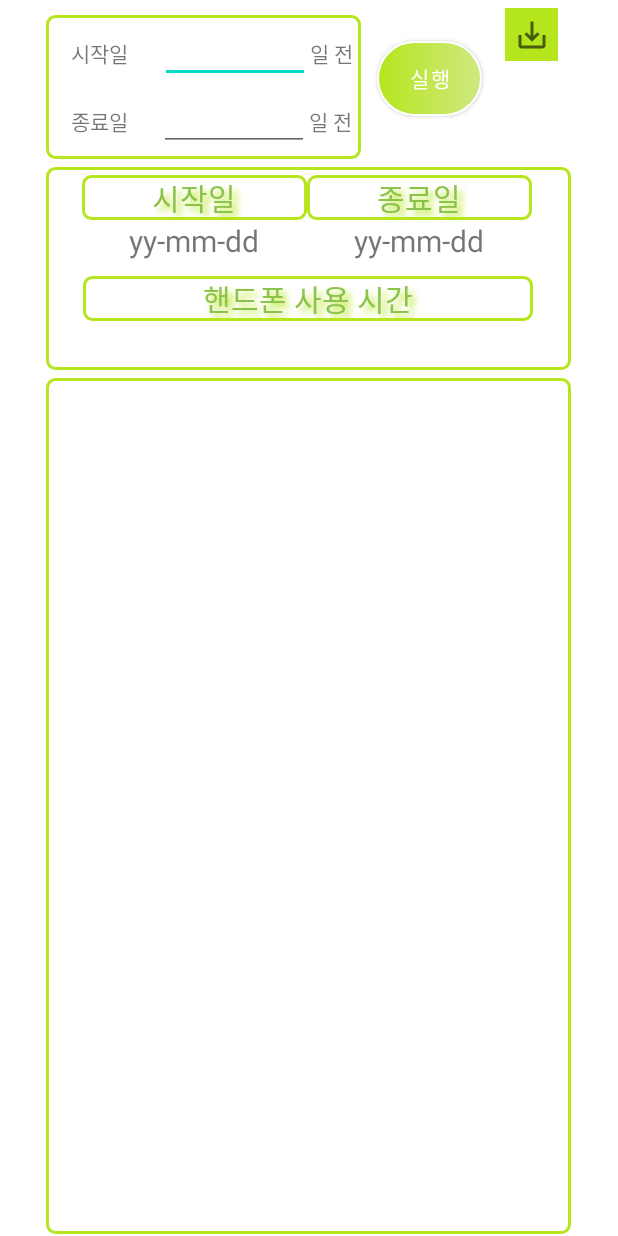
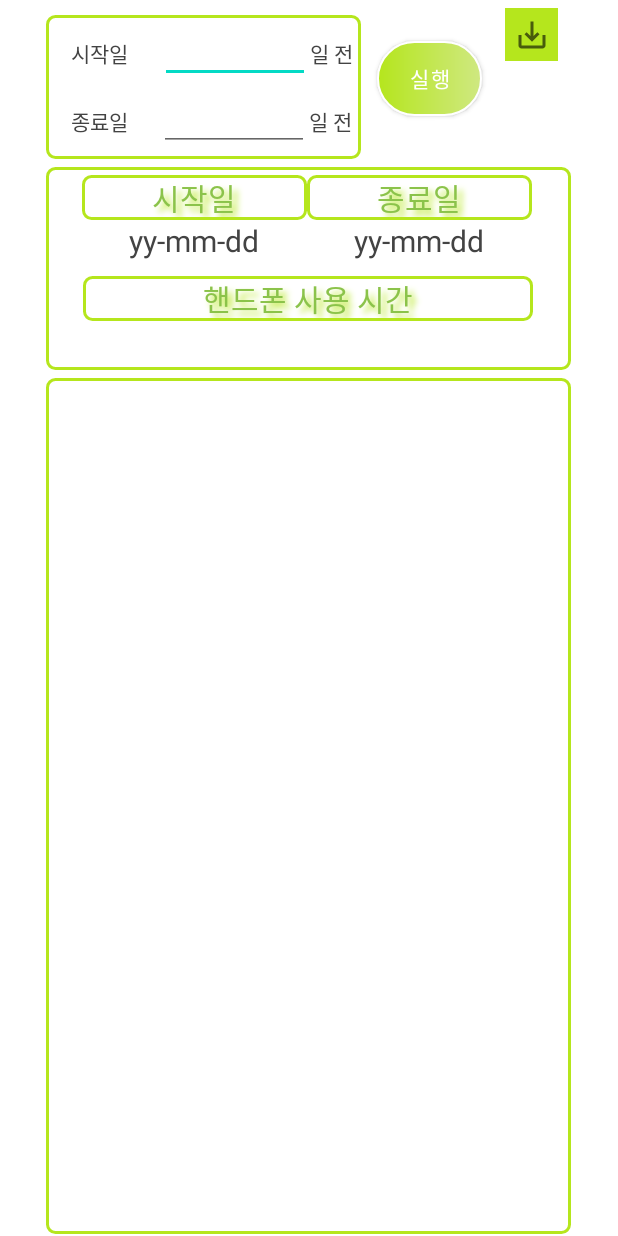
Before and after one commit to kshhub/BenchMark, an Android app: the layout activity_user.xml on its own in the app's theme, with its tools: preview values and no code run, on a phone screen of 412 x 824 dp. Run offline under Robolectric (Android 15) with nearby library versions, the phone set to English and light mode, and no system bars.

Commit message:
Debug dark mode

```diff
--- a/app/src/main/res/layout/activity_stats.xml
+++ b/app/src/main/res/layout/activity_stats.xml
@@ -24,6 +24,7 @@
             android:layout_marginStart="20dp"
             android:layout_marginLeft="20dp"
             android:text="Seq\nWrite"
+            android:textColor="#434343"
             android:textSize="12sp" />
 
         <RadioButton
@@ -33,6 +34,7 @@
             android:layout_marginStart="20dp"
             android:layout_marginLeft="20dp"
             android:text="Seq\nRead"
+            android:textColor="#434343"
             android:textSize="12sp" />
 
         <RadioButton
@@ -42,6 +44,7 @@
             android:layout_marginStart="20dp"
             android:layout_marginLeft="20dp"
             android:text="Rand\nWrite"
+            android:textColor="#434343"
             android:textSize="12sp" />
 
         <RadioButton
@@ -51,6 +54,7 @@
             android:layout_marginStart="20dp"
             android:layout_marginLeft="20dp"
             android:text="Rand\nRead"
+            android:textColor="#434343"
             android:textSize="12sp" />
 
     </RadioGroup>
@@ -73,6 +77,7 @@
         android:background="@drawable/edge"
         android:gravity="center"
         android:text="위 통계는 항목 별 \n 최근 기록 7개를 보여줍니다."
+        android:textColor="#434343"
         android:textSize="18sp"
         app:layout_constraintBottom_toBottomOf="parent"
         app:layout_constraintHorizontal_bias="0.002"
--- a/app/src/main/res/layout/activity_user.xml
+++ b/app/src/main/res/layout/activity_user.xml
@@ -40,7 +40,8 @@
                     android:layout_marginLeft="5dp"
                     android:layout_marginEnd="5dp"
                     android:gravity="center"
-                    android:text="시작일" />
+                    android:text="시작일"
+                    android:textColor="#434343" />
 
                 <EditText
                     android:id="@+id/editTextBegin"
@@ -50,6 +51,7 @@
                     android:layout_marginLeft="5dp"
                     android:ems="5"
                     android:inputType="number"
+                    android:textColor="#434343"
                     android:textSize="14sp" />
 
                 <TextView
@@ -60,7 +62,8 @@
                     android:layout_marginEnd="5dp"
                     android:layout_marginRight="5dp"
                     android:layout_weight="1"
-                    android:text="일 전" />
+                    android:text="일 전"
+                    android:textColor="#434343" />
 
             </LinearLayout>
 
@@ -79,7 +82,8 @@
                     android:layout_marginLeft="5dp"
                     android:layout_marginEnd="10dp"
                     android:gravity="center"
-                    android:text="종료일" />
+                    android:text="종료일"
+                    android:textColor="#434343" />
 
                 <EditText
                     android:id="@+id/editTextEnd"
@@ -87,6 +91,7 @@
                     android:layout_height="40dp"
                     android:ems="5"
                     android:inputType="number"
+                    android:textColor="#434343"
                     android:textSize="14sp" />
 
                 <TextView
@@ -97,7 +102,8 @@
                     android:layout_marginEnd="5dp"
                     android:layout_marginRight="5dp"
                     android:layout_weight="1"
-                    android:text="일 전" />
+                    android:text="일 전"
+                    android:textColor="#434343" />
 
             </LinearLayout>
 
@@ -196,6 +202,7 @@
                 android:layout_marginRight="8dp"
                 android:gravity="center"
                 android:text="yy-mm-dd"
+                android:textColor="#434343"
                 android:textSize="20sp" />
 
             <TextView
@@ -204,6 +211,7 @@
                 android:layout_height="wrap_content"
                 android:gravity="center"
                 android:text="yy-mm-dd"
+                android:textColor="#434343"
                 android:textSize="20sp" />
         </LinearLayout>
 
@@ -232,6 +240,7 @@
             android:layout_marginBottom="5dp"
             android:layout_weight="1"
             android:gravity="center"
+            android:textColor="#434343"
             android:textSize="20sp" />
     </LinearLayout>
 
--- a/app/src/main/res/layout/row.xml
+++ b/app/src/main/res/layout/row.xml
@@ -33,6 +33,7 @@
             android:layout_height="wrap_content"
             android:padding="10dp"
             android:text="TextView"
+            android:textColor="#434343"
             android:textSize="14sp"
             android:textStyle="bold" />
 
@@ -47,6 +48,7 @@
                 android:layout_height="wrap_content"
                 android:padding="10dp"
                 android:text="TextView"
+                android:textColor="#434343"
                 android:textSize="12sp" />
 
             <TextView
@@ -55,6 +57,7 @@
                 android:layout_height="wrap_content"
                 android:padding="10dp"
                 android:text="TextView"
+                android:textColor="#434343"
                 android:textSize="12sp" />
         </LinearLayout>
 
```
